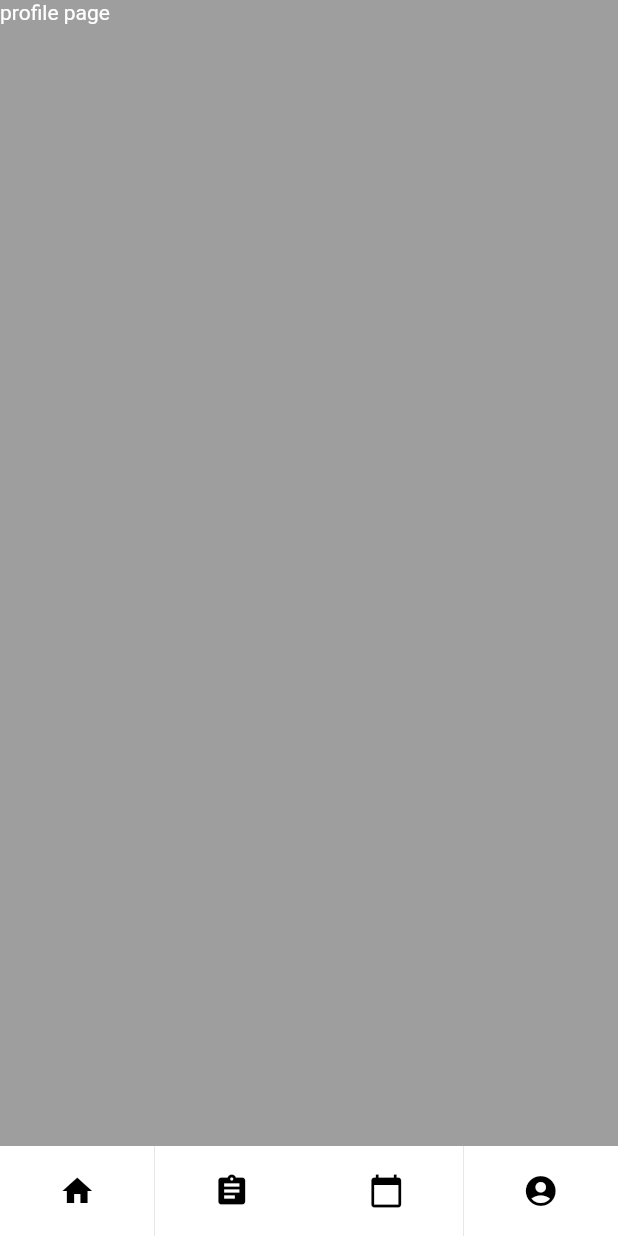
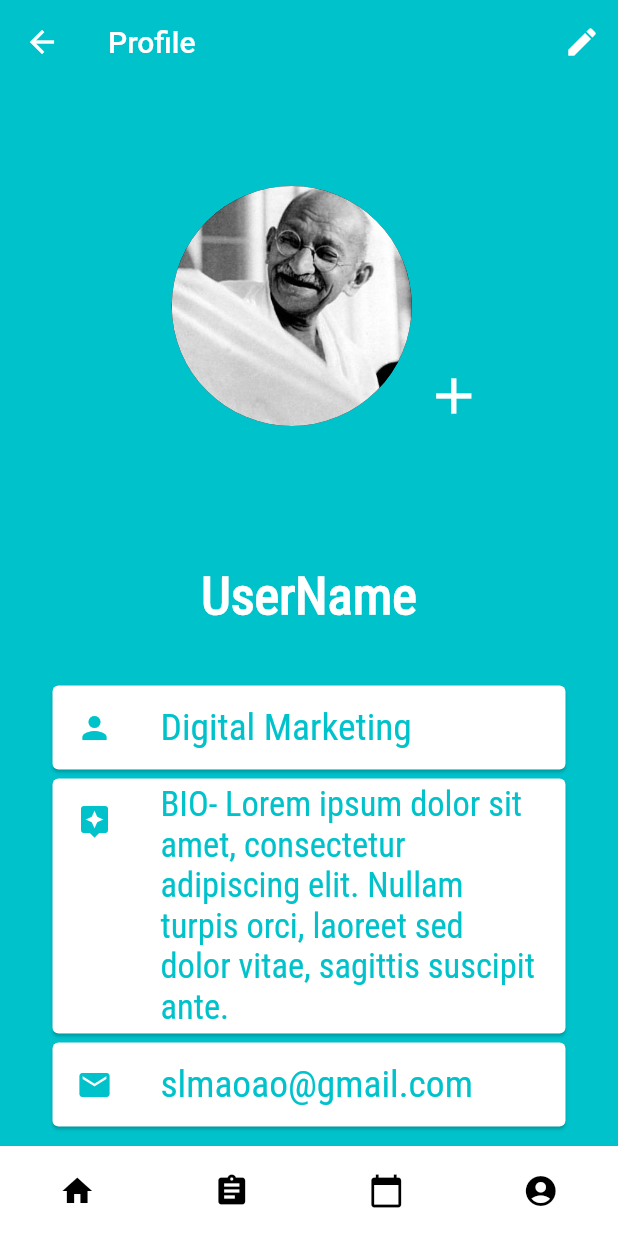
Before and after one commit to Preetam3620/Employee-Tracker-App, a Flutter app: the Home screen opened by its route, after a tap on the "account circle" icon, on a phone screen of 412 x 824 dp. Run offline on Flutter 3.47's test engine with Material 2 defaults, Android fonts, the phone set to English and light mode, and no system bars.

Commit message:
Merge branch 'master' of F:\Flutter\Hacksprint_PS8_Cypher with conflicts.

```diff
--- a/emp_tracker/lib/screens/home.dart
+++ b/emp_tracker/lib/screens/home.dart
@@ -1,11 +1,9 @@
-import 'package:flutter/animation.dart';
 import 'package:flutter/material.dart';
 import 'package:emp_tracker/modules/bottom_icons.dart';
 import 'package:emp_tracker/screens/home.dart';
 import 'package:emp_tracker/screens/tasks.dart';
 import 'package:emp_tracker/screens/profile.dart';
 import 'package:emp_tracker/screens/leaves.dart';
-import 'package:flutter_image_slideshow/flutter_image_slideshow.dart';
 
 class Home extends StatefulWidget {
   @override
@@ -18,61 +16,11 @@ class _HomeState extends State<Home> {
   bool theme4 = false;
   bool theme5 = false;
 
-  // final List<Widget> children;
-  // final double width;
-  // final double height;
-  // final int initialPage;
-  // final Color indicatorColor;
-  // final Color indicatorBackgroundColor;
-
   @override
   Widget build(BuildContext context) {
     return SafeArea(
       child: Scaffold(
-        appBar: AppBar(
-          title: Text('Home'),
-        ),
-        body: Container(
-          child: Column(
-            children: [
-              Expanded(
-                flex: 3,
-                child: ImageSlideshow(
-                  width: double.infinity,
-                  height: 25,
-                  initialPage: 0,
-                  indicatorColor: Colors.blue,
-                  indicatorBackgroundColor: Colors.grey,
-                  children: [
-                    Image.asset(
-                      'images/slideshow3.jpg',
-                      fit: BoxFit.cover,
-                    ),
-                    Image.asset(
-                      'images/slideshow2.jpg',
-                      fit: BoxFit.cover,
-                    ),
-                    Image.asset(
-                      'images/slideshow1.jpg',
-                      fit: BoxFit.cover,
-                    ),
-                    Image.asset(
-                      'images/slideshow4.jpg',
-                      fit: BoxFit.cover,
-                    ),
-                  ],
-                ),
-              ),
-              Expanded(
-                flex: 5,
-                child: SizedBox(
-                  height: 20,
-                ),
-              )
-            ],
-          ),
-        ),
-        backgroundColor: Colors.white,
+        body: Text('home page/announcements'),
         bottomNavigationBar: Row(
           children: <Widget>[
             Expanded(
--- a/emp_tracker/lib/screens/profile.dart
+++ b/emp_tracker/lib/screens/profile.dart
@@ -20,8 +20,126 @@ class _ProfileState extends State<Profile> {
   Widget build(BuildContext context) {
     return SafeArea(
       child: Scaffold(
-        body: Text('profile page'),
-        backgroundColor: Colors.grey,
+        body: Container(
+          color: Color(0xFF00C2CB),
+          padding: EdgeInsets.all(10.0),
+          child: Column(
+            crossAxisAlignment: CrossAxisAlignment.stretch,
+            children: <Widget>[
+              //Expanded(flex: 1, child: Container()),
+              Expanded(
+                flex: 3,
+                child: Center(
+                  child: Center(
+                    child: Row(
+                      mainAxisAlignment: MainAxisAlignment.center,
+                      crossAxisAlignment: CrossAxisAlignment.end,
+                      children: [
+                        SizedBox(width: 25.0,),
+                        CircleAvatar(
+                          radius: 80.0,
+                          backgroundImage: AssetImage('images/mgk.jpg'),
+                        ),
+                        IconButton(icon:Icon(Icons.add, size: 40.0, color: Colors.white),
+                          onPressed: (){
+                          //something
+                          },
+                        )
+                      ],
+                    ),
+                  ),
+                ),
+              ),
+              SizedBox(height: 10.0),
+              Expanded(
+                child: Center(
+                  child: Text(
+                    'UserName',
+                    style: TextStyle(
+                      fontSize: 35.0,
+                      fontFamily: 'Roboc',
+                      color: Colors.white,
+                      fontWeight: FontWeight.bold,
+                    ),
+
+                  ),
+                ),
+              ),
+              SizedBox(height: 10.0),
+              Card(
+                color: Colors.white,
+                margin: EdgeInsets.symmetric(vertical: 3.0, horizontal: 25.0,),
+                child: ListTile(
+
+                  leading: Icon(
+                    Icons.person,
+                    color: Color(0xFF00C2CB),
+                  ),
+                  title: Text(
+                    'Digital Marketing',
+                    style: TextStyle(
+                      color: Color(0xFF00C2CB),
+                      fontFamily: 'Roboc',
+                      fontSize: 25.0,
+                    ),
+                  )
+              ),
+              ),
+              Card(
+                color: Colors.white,
+                margin: EdgeInsets.symmetric(vertical: 3.0, horizontal: 25.0,),
+                child: ListTile(
+
+                    leading: Icon(
+                      Icons.assistant,
+                      color: Color(0xFF00C2CB),
+                    ),
+                    title: Text(
+                      'BIO- Lorem ipsum dolor sit amet, consectetur adipiscing elit. Nullam turpis orci, laoreet sed dolor vitae, sagittis suscipit ante.  ',
+                      style: TextStyle(
+                        color: Color(0xFF00C2CB),
+                        fontFamily: 'Roboc',
+                        fontSize: 23.0,
+                      ),
+                    )
+                ),
+              ),
+              Card(
+                color: Colors.white,
+                margin: EdgeInsets.symmetric(vertical: 3.0, horizontal: 25.0,),
+                child: ListTile(
+
+                    leading: Icon(
+                      Icons.email,
+                      color: Color(0xFF00C2CB),
+                    ),
+                    title: Text(
+                      'slmaoao@gmail.com',
+                      style: TextStyle(
+                        color: Color(0xFF00C2CB),
+                        fontFamily: 'Roboc',
+                        fontSize: 25.0,
+                      ),
+                    )
+                ),
+              ),
+            ],
+          ),
+        ),
+        backgroundColor: Colors.white,
+        appBar: AppBar(
+          elevation: 0.0,
+          backgroundColor: Color(0xFF00C2CB),
+          title: Text('Profile'),
+          actions: <Widget>[
+            IconButton(icon: Icon(Icons.edit),
+              color: Colors.white,
+              onPressed: (){
+            //something
+              },
+            ),
+          ],
+        ),
         bottomNavigationBar: Row(
           children: <Widget>[
             Expanded(
```
Also changed, not shown: emp_tracker/images/mgk.jpg (added).
